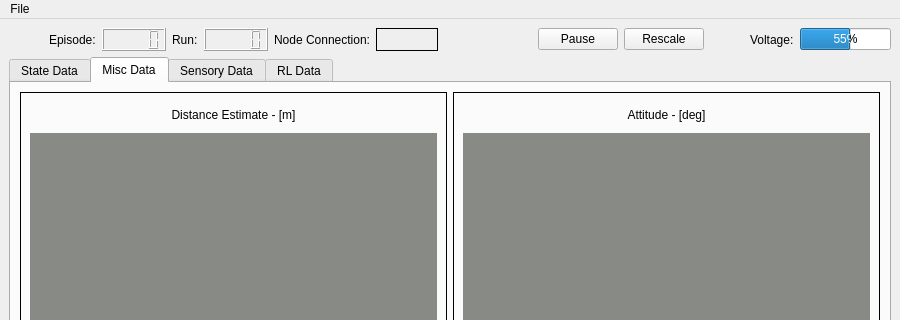
bhabas/sar_simulation, file crazyflie_sim_dashboard/mainwindow.ui: the form before one commit; both pictures show x 0 to 900 and y 0 to 320 of the 900 by 800 pixel window.
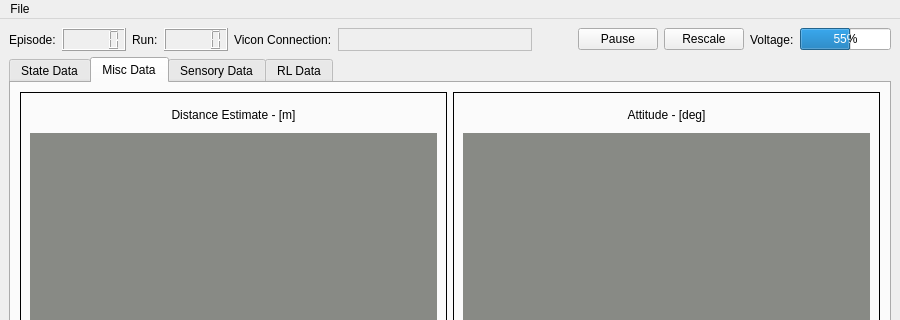
The form after the commit. The open tabs and pages were chosen to show the change. Custom widgets are drawn as their Qt base class.

Commit message: Added vicon connection checking

```diff
--- a/crazyflie_sim_dashboard/mainwindow.ui
+++ b/crazyflie_sim_dashboard/mainwindow.ui
@@ -18,20 +18,7 @@
     <item>
      <layout class="QVBoxLayout" name="verticalLayout">
       <item>
-       <layout class="QHBoxLayout" name="horizontalLayout" stretch="0,0,0,0,0,0,0,80,0,0,0,0,20">
-        <item>
-         <spacer name="horizontalSpacer_2">
-          <property name="orientation">
-           <enum>Qt::Horizontal</enum>
-          </property>
-          <property name="sizeHint" stdset="0">
-           <size>
-            <width>40</width>
-            <height>20</height>
-           </size>
-          </property>
-         </spacer>
-        </item>
+       <layout class="QHBoxLayout" name="horizontalLayout" stretch="0,0,0,0,0,80,0,0,0,0,0">
         <item>
          <widget class="QLabel" name="label_13">
           <property name="text">
@@ -62,12 +49,21 @@
         <item>
          <widget class="QLabel" name="label">
           <property name="text">
-           <string>Node Connection:</string>
+           <string>Vicon Connection:</string>
           </property>
          </widget>
         </item>
         <item>
-         <widget class="QLabel" name="label_2">
+         <widget class="QLabel" name="Vicon_Connection">
+          <property name="enabled">
+           <bool>false</bool>
+          </property>
+          <property name="sizePolicy">
+           <sizepolicy hsizetype="Preferred" vsizetype="Preferred">
+            <horstretch>0</horstretch>
+            <verstretch>0</verstretch>
+           </sizepolicy>
+          </property>
           <property name="frameShape">
            <enum>QFrame::Box</enum>
           </property>
@@ -103,19 +99,6 @@
           </property>
          </widget>
         </item>
-        <item>
-         <spacer name="horizontalSpacer_3">
-          <property name="orientation">
-           <enum>Qt::Horizontal</enum>
-          </property>
-          <property name="sizeHint" stdset="0">
-           <size>
-            <width>40</width>
-            <height>20</height>
-           </size>
-          </property>
-         </spacer>
-        </item>
         <item>
          <widget class="QLabel" name="label_3">
           <property name="text">
```
Left out of the diff: 2 changed lines with no effect on the pictures. The commit also changes 1 other file.
